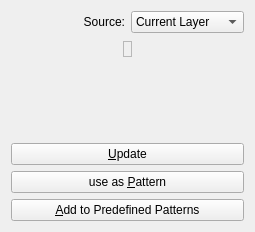
Above: libs/ui/forms/wdgcustompattern.ui from KDE/krita before the change. Below: the same form after it.
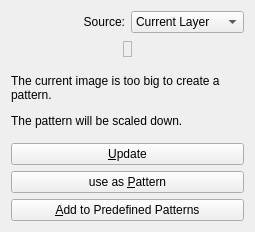
That is the form after the change.

Commit message:
Custom patterns: hide the pattern size warning
BUG:419450

The edit to the form file:
```diff
--- a/libs/ui/forms/wdgcustompattern.ui
+++ b/libs/ui/forms/wdgcustompattern.ui
@@ -105,7 +105,13 @@
      <item>
       <widget class="QLabel" name="lblWarning">
        <property name="text">
-        <string/>
+        <string>&lt;html&gt;&lt;head/&gt;&lt;body&gt;&lt;p&gt;The current image is too big to create a pattern. &lt;/p&gt;&lt;p&gt;The pattern will be scaled down.&lt;/p&gt;&lt;/body&gt;&lt;/html&gt;</string>
+       </property>
+       <property name="textFormat">
+        <enum>Qt::RichText</enum>
+       </property>
+       <property name="wordWrap">
+        <bool>true</bool>
        </property>
       </widget>
      </item>
```
The commit also changes 1 other file.
